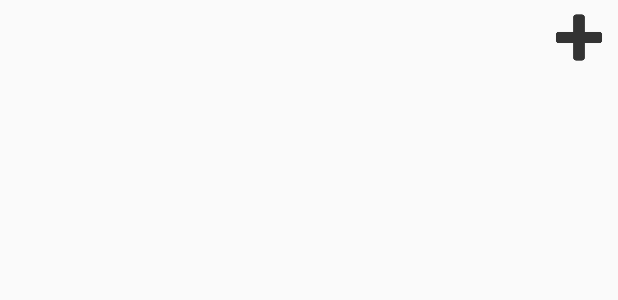
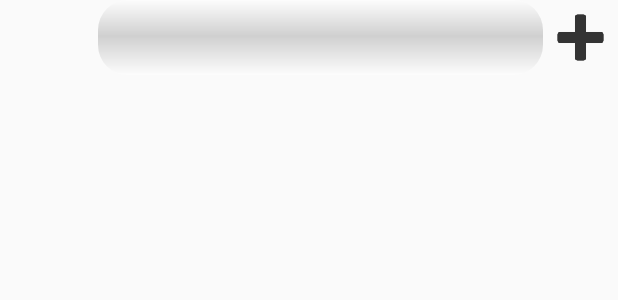
Before and after one commit to GiorgiSheklashvili/CaloriePlanner, an Android app: the layout row_item.xml on its own in the app's theme, with its tools: preview values and no code run, on a phone screen of 412 x 824 dp. Shown: the top 300 px of the screen. Run offline under Robolectric (Android 15) with nearby library versions, the phone set to English and light mode, and no system bars.

```diff
--- a/app/src/main/AndroidManifest.xml
+++ b/app/src/main/AndroidManifest.xml
@@ -16,6 +16,9 @@
                 <category android:name="android.intent.category.LAUNCHER" />
             </intent-filter>
         </activity>
+        <activity android:name=".view.GroceriesListFragment">
+
+        </activity>
     </application>
 
 </manifest>
--- a/app/src/main/java/home/gio/calorieplanner/view/MainFragment.java
+++ b/app/src/main/java/home/gio/calorieplanner/view/MainFragment.java
@@ -24,7 +24,6 @@ public class MainFragment extends Fragment implements AdapterView.OnItemSelected
     private RecyclerView mRecyclerView;
     private RecyclerView.Adapter mAdapter;
     private RecyclerView.LayoutManager mLayoutManager;
-    private ImageView plus;
 
     public MainFragment() {
         // Required empty public constructor
@@ -42,7 +41,7 @@ public class MainFragment extends Fragment implements AdapterView.OnItemSelected
         mRecyclerView = (RecyclerView) rootView.findViewById(R.id.recycler_View);
         mLayoutManager = new LinearLayoutManager(getActivity());
         mRecyclerView.setLayoutManager(mLayoutManager);
-        mAdapter = new CustomAdapter(1);
+        mAdapter = new CustomAdapter(1,getActivity());
         mRecyclerView.setAdapter(mAdapter);
         return rootView;
     }
--- /dev/null
+++ b/app/src/main/res/drawable/bar_design.xml
@@ -0,0 +1,12 @@
+<?xml version="1.0" encoding="utf-8"?>
+<shape xmlns:android="http://schemas.android.com/apk/res/android"
+    android:shape="rectangle">
+    <corners android:radius="20dp" />
+    <gradient
+        android:type="linear"
+        android:centerX="52%"
+        android:startColor="#FFffffff"
+        android:centerColor="#a6a6a6"
+        android:endColor="#FFffffff"
+        android:angle="90"/>
+</shape>
--- a/app/src/main/res/layout/row_item.xml
+++ b/app/src/main/res/layout/row_item.xml
@@ -8,7 +8,7 @@
         android:id="@+id/enumTextView"
         android:layout_width="0dp"
         android:layout_height="wrap_content"
-        android:layout_weight="1"
+        android:layout_weight="4"
         android:textSize="30sp"
         />
 
@@ -16,12 +16,17 @@
         android:id="@+id/emptyView"
         android:layout_width="0dp"
         android:layout_height="wrap_content"
-        android:layout_weight="6" />
+        android:layout_weight="18"
+        android:background="@drawable/bar_design"
+        android:alpha="0.5"
+        />
 
     <ImageView
         android:id="@+id/plusMinusImageView"
         android:layout_width="0dp"
         android:layout_height="wrap_content"
-        android:layout_weight="1"
-        android:src="@drawable/plus" />
+        android:layout_weight="3"
+        android:src="@drawable/plus"
+        android:contentDescription="@string/plus"
+        />
 </LinearLayout>
--- a/app/src/main/res/values/colors.xml
+++ b/app/src/main/res/values/colors.xml
@@ -3,4 +3,8 @@
     <color name="colorPrimary">#3F51B5</color>
     <color name="colorPrimaryDark">#303F9F</color>
     <color name="colorAccent">#FF4081</color>
+    <color name="bar">#b4b4b4</color>
+    <color name="white">#ffffff</color>
+    <color name="black">#000000</color>
+    <color name="grey">#919191</color>
 </resources>
```
Also changed, not shown: app/src/main/java/home/gio/calorieplanner/presenter/CustomAdapter.java (+40 -15 lines), app/src/main/java/home/gio/calorieplanner/presenter/ProductDetailsPagerAdapter.java (added, +29 -0 lines), app/src/main/java/home/gio/calorieplanner/view/GroceriesListFragment.java (added, +64 -0 lines), app/src/main/java/home/gio/calorieplanner/view/ObjectFragment.java (added, +29 -0 lines), app/src/main/res/layout/fragment_groceries_list.xml (added, +59 -0 lines), app/src/main/res/layout/fragment_object.xml (added, +13 -0 lines), app/src/main/res/values/strings.xml (+7 -0 lines), 1 other file.
